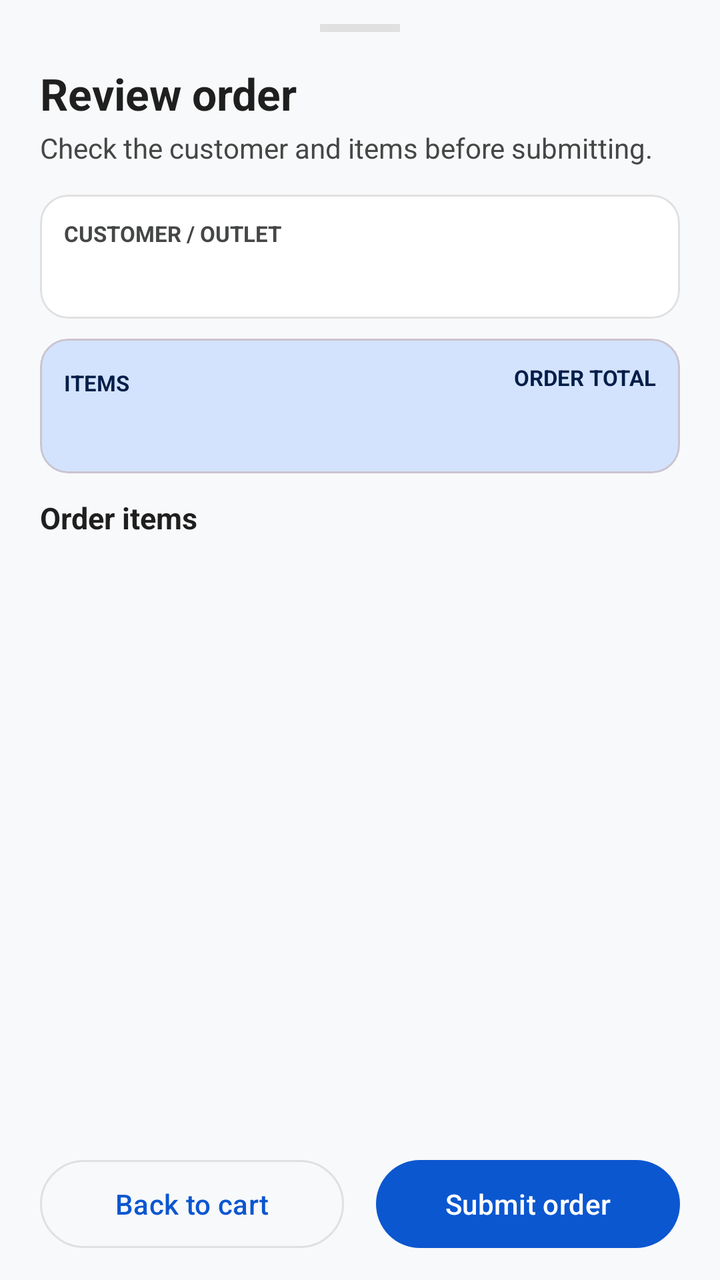
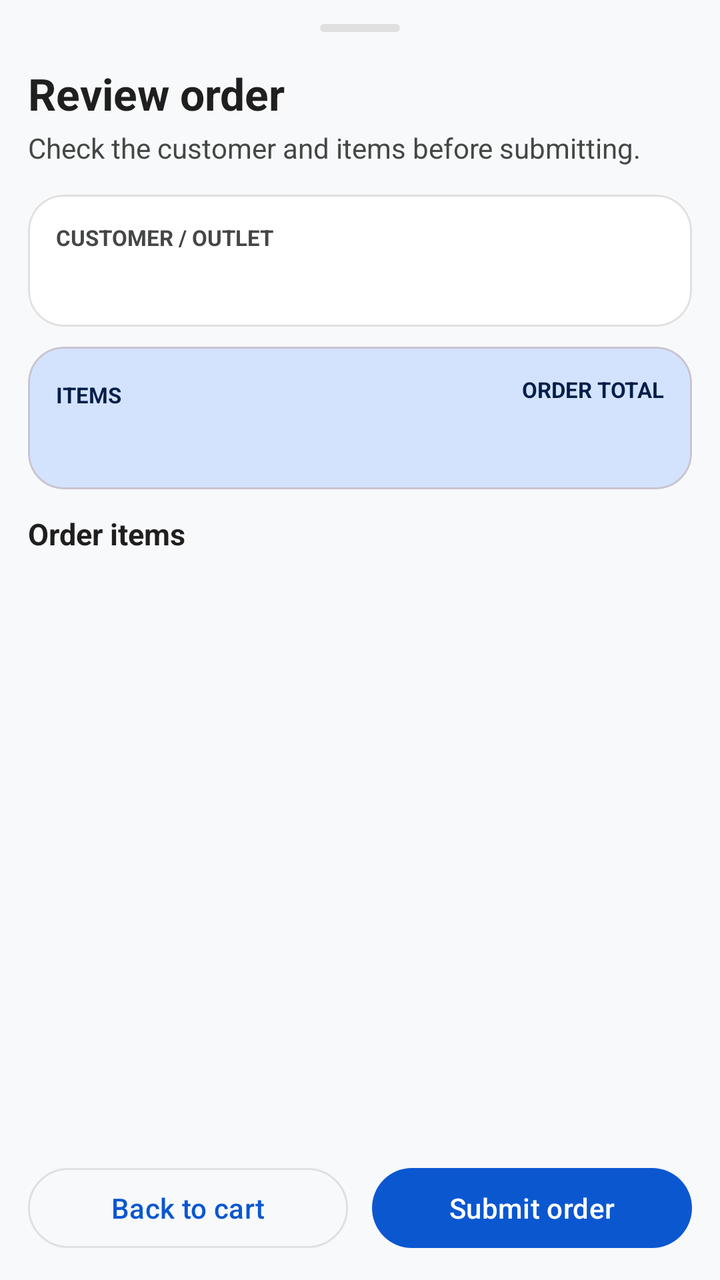

Compare the two renders of this Android layout. The source of the first and the diff that turns it into the second are given below.
<!-- AndroidManifest.xml: application theme Theme.OrderPro -->
<!-- res/layout/dialog_order_review.xml -->
<?xml version="1.0" encoding="utf-8"?>
<LinearLayout xmlns:android="http://schemas.android.com/apk/res/android"
    xmlns:app="http://schemas.android.com/apk/res-auto"
    android:layout_width="match_parent"
    android:layout_height="match_parent"
    android:background="@color/background_light"
    android:orientation="vertical"
    android:paddingStart="20dp"
    android:paddingTop="12dp"
    android:paddingEnd="20dp"
    android:paddingBottom="12dp">

    <View
        android:layout_width="40dp"
        android:layout_height="4dp"
        android:layout_gravity="center_horizontal"
        android:layout_marginBottom="16dp"
        android:background="@color/outline_light" />

    <TextView
        android:layout_width="match_parent"
        android:layout_height="wrap_content"
        android:text="Review order"
        android:textColor="@color/on_surface_light"
        android:textSize="22sp"
        android:textStyle="bold" />

    <TextView
        android:layout_width="match_parent"
        android:layout_height="wrap_content"
        android:layout_marginTop="3dp"
        android:layout_marginBottom="14dp"
        android:text="Check the customer and items before submitting."
        android:textColor="@color/on_surface_variant_light"
        android:textSize="14sp" />

    <com.google.android.material.card.MaterialCardView
        android:layout_width="match_parent"
        android:layout_height="wrap_content"
        android:layout_marginBottom="10dp"
        app:cardBackgroundColor="@color/surface_light"
        app:cardCornerRadius="14dp"
        app:cardElevation="0dp"
        app:strokeColor="@color/outline_light"
        app:strokeWidth="1dp">

        <LinearLayout
            android:layout_width="match_parent"
            android:layout_height="wrap_content"
            android:orientation="vertical"
            android:padding="12dp">

            <TextView
                android:layout_width="match_parent"
                android:layout_height="wrap_content"
                android:text="CUSTOMER / OUTLET"
                android:textColor="@color/on_surface_variant_light"
                android:textSize="11sp"
                android:textStyle="bold" />

            <TextView
                android:id="@+id/tvReviewCustomer"
                android:layout_width="match_parent"
                android:layout_height="wrap_content"
                android:layout_marginTop="3dp"
                android:textColor="@color/on_surface_light"
                android:textSize="15sp"
                android:textStyle="bold" />
        </LinearLayout>
    </com.google.android.material.card.MaterialCardView>

    <com.google.android.material.card.MaterialCardView
        android:layout_width="match_parent"
        android:layout_height="wrap_content"
        android:layout_marginBottom="12dp"
        app:cardBackgroundColor="@color/google_blue_container"
        app:cardCornerRadius="14dp"
        app:cardElevation="0dp">

        <LinearLayout
            android:layout_width="match_parent"
            android:layout_height="wrap_content"
            android:gravity="center_vertical"
            android:orientation="horizontal"
            android:padding="12dp">

            <LinearLayout
                android:layout_width="0dp"
                android:layout_height="wrap_content"
                android:layout_weight="1"
                android:orientation="vertical">

                <TextView
                    android:layout_width="wrap_content"
                    android:layout_height="wrap_content"
                    android:text="ITEMS"
                    android:textColor="@color/on_google_blue_container"
                    android:textSize="11sp"
                    android:textStyle="bold" />

                <TextView
                    android:id="@+id/tvReviewItems"
                    android:layout_width="wrap_content"
                    android:layout_height="wrap_content"
                    android:layout_marginTop="3dp"
                    android:textColor="@color/on_surface_light"
                    android:textSize="15sp"
                    android:textStyle="bold" />
            </LinearLayout>

            <LinearLayout
                android:layout_width="wrap_content"
                android:layout_height="wrap_content"
                android:gravity="end"
                android:orientation="vertical">

                <TextView
                    android:layout_width="wrap_content"
                    android:layout_height="wrap_content"
                    android:text="ORDER TOTAL"
                    android:textColor="@color/on_google_blue_container"
                    android:textSize="11sp"
                    android:textStyle="bold" />

                <TextView
                    android:id="@+id/tvReviewTotal"
                    android:layout_width="wrap_content"
                    android:layout_height="wrap_content"
                    android:layout_marginTop="3dp"
                    android:textColor="@color/google_blue"
                    android:textSize="19sp"
                    android:textStyle="bold" />
            </LinearLayout>
        </LinearLayout>
    </com.google.android.material.card.MaterialCardView>

    <TextView
        android:layout_width="match_parent"
        android:layout_height="wrap_content"
        android:layout_marginBottom="8dp"
        android:text="Order items"
        android:textColor="@color/on_surface_light"
        android:textSize="15sp"
        android:textStyle="bold" />

    <androidx.core.widget.NestedScrollView
        android:layout_width="match_parent"
        android:layout_height="0dp"
        android:layout_weight="1"
        android:clipToPadding="false"
        android:fillViewport="false"
        android:paddingBottom="8dp">

        <LinearLayout
            android:id="@+id/reviewProductList"
            android:layout_width="match_parent"
            android:layout_height="wrap_content"
            android:orientation="vertical" />
    </androidx.core.widget.NestedScrollView>

    <LinearLayout
        android:layout_width="match_parent"
        android:layout_height="wrap_content"
        android:layout_marginTop="8dp"
        android:orientation="horizontal">

        <com.google.android.material.button.MaterialButton
            android:id="@+id/btnReviewClose"
            style="@style/Widget.Material3.Button.OutlinedButton"
            android:layout_width="0dp"
            android:layout_height="52dp"
            android:layout_marginEnd="8dp"
            android:layout_weight="1"
            android:text="Back to cart"
            android:textAllCaps="false"
            app:cornerRadius="24dp" />

        <com.google.android.material.button.MaterialButton
            android:id="@+id/btnReviewSubmit"
            android:layout_width="0dp"
            android:layout_height="52dp"
            android:layout_marginStart="8dp"
            android:layout_weight="1"
            android:text="Submit order"
            android:textAllCaps="false"
            app:cornerRadius="24dp" />
    </LinearLayout>
</LinearLayout>
<!-- resources referenced by this layout -->
<resources>
  <color name="background_light">#F8F9FA</color>
  <color name="google_blue">#0B57D0</color>
  <color name="google_blue_container">#D3E3FD</color>
  <color name="on_google_blue_container">#041E49</color>
  <color name="on_surface_light">#1F1F1F</color>
  <color name="on_surface_variant_light">#444746</color>
  <color name="outline_light">#E0E0E0</color>
  <color name="surface_light">#FFFFFF</color>
  <style name="Theme.OrderPro" parent="Theme.Material3.DayNight.NoActionBar">
          <item name="colorPrimary">@color/google_blue</item>
          <item name="colorOnPrimary">@color/surface_light</item>
          <item name="colorPrimaryContainer">@color/google_blue_container</item>
          <item name="colorOnPrimaryContainer">@color/on_google_blue_container</item>
          <item name="android:colorBackground">@color/background_light</item>
          <item name="colorSurface">@color/surface_light</item>
          <item name="colorSurfaceVariant">@color/tonal_surface_light</item>
          <item name="colorOnSurface">@color/on_surface_light</item>
          <item name="colorOnSurfaceVariant">@color/on_surface_variant_light</item>
          <item name="colorOutline">@color/outline_light</item>
      </style>
  <color name="tonal_surface_light">#F3F6FC</color>
</resources>

<!-- the commit's change to res/layout/dialog_order_review.xml (unified diff, before → after) -->
@@ -5,17 +5,19 @@
     android:layout_height="match_parent"
     android:background="@color/background_light"
     android:orientation="vertical"
-    android:paddingStart="20dp"
+    android:paddingStart="@dimen/screen_padding"
     android:paddingTop="12dp"
-    android:paddingEnd="20dp"
+    android:paddingEnd="@dimen/screen_padding"
     android:paddingBottom="12dp">
 
+    
     <View
         android:layout_width="40dp"
         android:layout_height="4dp"
         android:layout_gravity="center_horizontal"
         android:layout_marginBottom="16dp"
-        android:background="@color/outline_light" />
+        android:background="@drawable/shape_rounded_badge"
+        android:backgroundTint="@color/outline_light" />
 
     <TextView
         android:layout_width="match_parent"
@@ -34,12 +36,13 @@
         android:textColor="@color/on_surface_variant_light"
         android:textSize="14sp" />
 
+    
     <com.google.android.material.card.MaterialCardView
         android:layout_width="match_parent"
         android:layout_height="wrap_content"
         android:layout_marginBottom="10dp"
         app:cardBackgroundColor="@color/surface_light"
-        app:cardCornerRadius="14dp"
+        app:cardCornerRadius="@dimen/card_corner_radius_expressive"
         app:cardElevation="0dp"
         app:strokeColor="@color/outline_light"
         app:strokeWidth="1dp">
@@ -48,7 +51,7 @@
             android:layout_width="match_parent"
             android:layout_height="wrap_content"
             android:orientation="vertical"
-            android:padding="12dp">
+            android:padding="@dimen/card_padding">
 
             <TextView
                 android:layout_width="match_parent"
@@ -63,18 +66,21 @@
                 android:layout_width="match_parent"
                 android:layout_height="wrap_content"
                 android:layout_marginTop="3dp"
+                android:ellipsize="end"
+                android:maxLines="2"
                 android:textColor="@color/on_surface_light"
                 android:textSize="15sp"
                 android:textStyle="bold" />
         </LinearLayout>
     </com.google.android.material.card.MaterialCardView>
 
+    
     <com.google.android.material.card.MaterialCardView
         android:layout_width="match_parent"
         android:layout_height="wrap_content"
         android:layout_marginBottom="12dp"
         app:cardBackgroundColor="@color/google_blue_container"
-        app:cardCornerRadius="14dp"
+        app:cardCornerRadius="@dimen/card_corner_radius_expressive"
         app:cardElevation="0dp">
 
         <LinearLayout
@@ -82,7 +88,7 @@
             android:layout_height="wrap_content"
             android:gravity="center_vertical"
             android:orientation="horizontal"
-            android:padding="12dp">
+            android:padding="@dimen/card_padding">
 
             <LinearLayout
                 android:layout_width="0dp"
@@ -103,6 +109,8 @@
                     android:layout_width="wrap_content"
                     android:layout_height="wrap_content"
                     android:layout_marginTop="3dp"
+                    android:ellipsize="end"
+                    android:maxLines="1"
                     android:textColor="@color/on_surface_light"
                     android:textSize="15sp"
                     android:textStyle="bold" />
@@ -127,6 +135,8 @@
                     android:layout_width="wrap_content"
                     android:layout_height="wrap_content"
                     android:layout_marginTop="3dp"
+                    android:gravity="end"
+                    android:maxLines="1"
                     android:textColor="@color/google_blue"
                     android:textSize="19sp"
                     android:textStyle="bold" />
@@ -158,6 +168,7 @@
             android:orientation="vertical" />
     </androidx.core.widget.NestedScrollView>
 
+    
     <LinearLayout
         android:layout_width="match_parent"
         android:layout_height="wrap_content"
@@ -168,21 +179,29 @@
             android:id="@+id/btnReviewClose"
             style="@style/Widget.Material3.Button.OutlinedButton"
             android:layout_width="0dp"
-            android:layout_height="52dp"
-            android:layout_marginEnd="8dp"
+            android:layout_height="48dp"
+            android:layout_marginEnd="6dp"
             android:layout_weight="1"
+            android:autoSizeMaxTextSize="14sp"
+            android:autoSizeMinTextSize="11sp"
+            android:autoSizeTextType="uniform"
+            android:maxLines="1"
             android:text="Back to cart"
             android:textAllCaps="false"
-            app:cornerRadius="24dp" />
+            app:cornerRadius="@dimen/button_corner_radius_expressive" />
 
         <com.google.android.material.button.MaterialButton
             android:id="@+id/btnReviewSubmit"
             android:layout_width="0dp"
-            android:layout_height="52dp"
-            android:layout_marginStart="8dp"
+            android:layout_height="48dp"
+            android:layout_marginStart="6dp"
             android:layout_weight="1"
+            android:autoSizeMaxTextSize="14sp"
+            android:autoSizeMinTextSize="11sp"
+            android:autoSizeTextType="uniform"
+            android:maxLines="1"
             android:text="Submit order"
             android:textAllCaps="false"
-            app:cornerRadius="24dp" />
+            app:cornerRadius="@dimen/button_corner_radius_expressive" />
     </LinearLayout>
 </LinearLayout>
<!-- resource entries referenced after the edit -->
@@ -8,6 +8,17 @@
   <color name="on_surface_variant_light">#444746</color>
   <color name="outline_light">#E0E0E0</color>
   <color name="surface_light">#FFFFFF</color>
+  <dimen name="button_corner_radius_expressive">24dp</dimen>
+  <dimen name="card_corner_radius_expressive">18dp</dimen>
+  <dimen name="card_padding">14dp</dimen>
+  <dimen name="screen_padding">14dp</dimen>
+  <!-- drawable shape_rounded_badge (drawable) -->
+  <?xml version="1.0" encoding="utf-8"?>
+  <shape xmlns:android="http://schemas.android.com/apk/res/android"
+      android:shape="rectangle">
+      <corners android:radius="@dimen/badge_corner_radius" />
+      <solid android:color="@color/trend_positive_green_bg" />
+  </shape>
   <style name="Theme.OrderPro" parent="Theme.Material3.DayNight.NoActionBar">
           <item name="colorPrimary">@color/google_blue</item>
           <item name="colorOnPrimary">@color/surface_light</item>
@@ -19,7 +30,23 @@
           <item name="colorOnSurface">@color/on_surface_light</item>
           <item name="colorOnSurfaceVariant">@color/on_surface_variant_light</item>
           <item name="colorOutline">@color/outline_light</item>
+  
+          
+          <item name="shapeAppearanceCornerSmall">@style/ShapeAppearance.OrderPro.SmallComponent</item>
+          <item name="shapeAppearanceCornerMedium">@style/ShapeAppearance.OrderPro.MediumComponent</item>
+          <item name="shapeAppearanceCornerLarge">@style/ShapeAppearance.OrderPro.LargeComponent</item>
       </style>
+  <dimen name="badge_corner_radius">100dp</dimen>
+  <color name="trend_positive_green_bg">#E6F4EA</color>
   <color name="tonal_surface_light">#F3F6FC</color>
+  <style name="ShapeAppearance.OrderPro.SmallComponent" parent="ShapeAppearance.Material3.Corner.Small">
+          <item name="cornerSize">10dp</item>
+      </style>
+  <style name="ShapeAppearance.OrderPro.MediumComponent" parent="ShapeAppearance.Material3.Corner.Medium">
+          <item name="cornerSize">18dp</item>
+      </style>
+  <style name="ShapeAppearance.OrderPro.LargeComponent" parent="ShapeAppearance.Material3.Corner.Large">
+          <item name="cornerSize">24dp</item>
+      </style>
 </resources>
 
